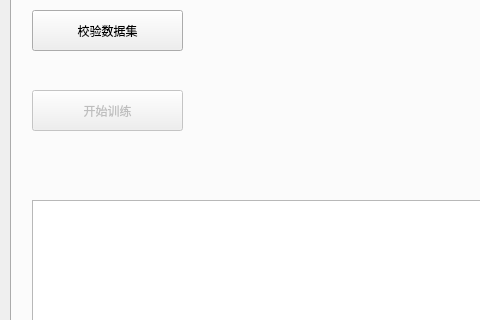
Before: the Qt Designer form ui/Microbial.ui in banniford/Microbial-identification, drawn with Qt 5; both pictures show x 0 to 480 and y 276 to 596 of the 1129 by 907 pixel window.
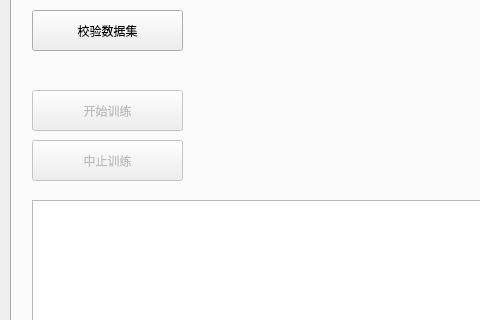
After: the same form once the commit is applied. The open tabs and pages were chosen to show the change.

```diff
--- a/ui/Microbial.ui
+++ b/ui/Microbial.ui
@@ -312,6 +312,22 @@
        <string>TextLabel</string>
       </property>
      </widget>
+     <widget class="QPushButton" name="pushButton_17">
+      <property name="enabled">
+       <bool>false</bool>
+      </property>
+      <property name="geometry">
+       <rect>
+        <x>20</x>
+        <y>320</y>
+        <width>151</width>
+        <height>41</height>
+       </rect>
+      </property>
+      <property name="text">
+       <string>中止训练</string>
+      </property>
+     </widget>
     </widget>
     <widget class="QWidget" name="tab_4">
      <attribute name="title">
```
Left out of the diff: 4 changed lines with no effect on the pictures.
